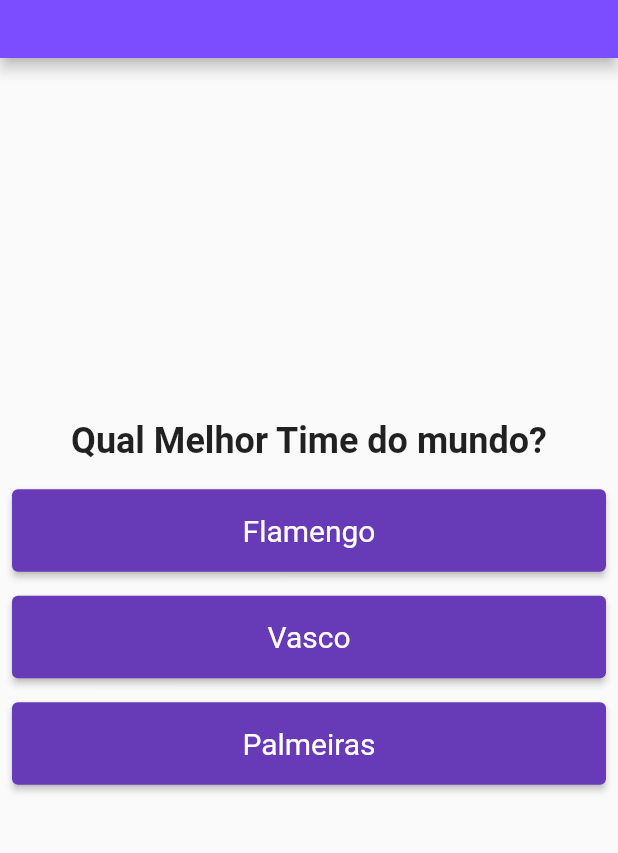
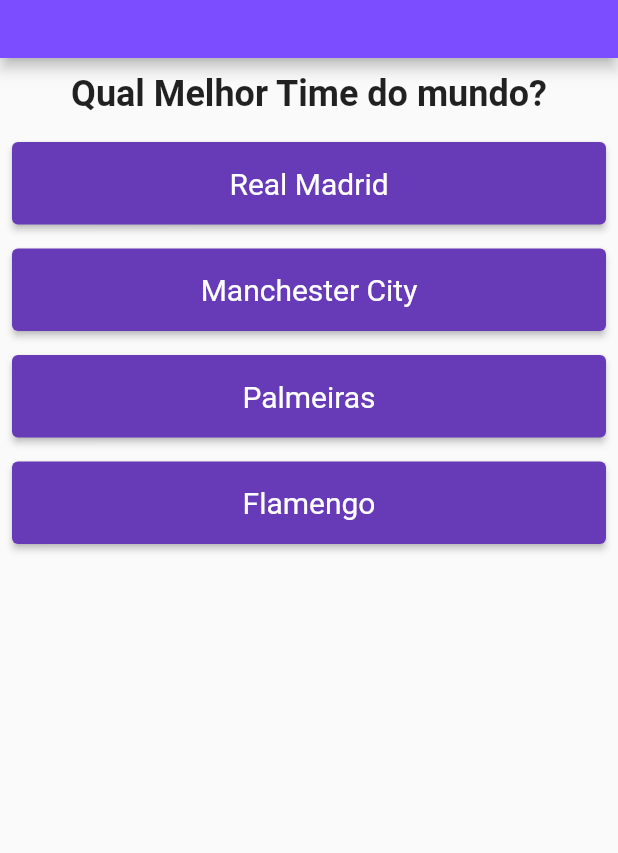
Before and after one commit to GuilhaoF/Quiz-Flutter, a Flutter app: the screen it shows after launch, on a phone screen of 412 x 824 dp, the part 92-945 px from its top. Run offline on Flutter 3.47's test engine with Material 2 defaults, Android fonts, the light colour scheme and no system bars.

Commit message:
final commit

```diff
--- a/lib/main.dart
+++ b/lib/main.dart
@@ -1,8 +1,7 @@
 import 'package:flutter/material.dart';
-import 'package:mbol/resposta.dart';
+import 'package:mbol/questionario.dart';
 
-//widgets
-import './questoes.dart';
+import 'resultado.dart';
 
 main() {
   runApp(const App());
@@ -17,34 +16,63 @@
 
 //class widget que usa os estados com widgets que atualizam o estado
 class _AppState extends State<App> {
-  final List<Map> _perguntas = const [
+  final _perguntas = const [
     {
       "texto": "Qual Melhor Time do mundo?",
-      "respostas": ["Flamengo", "Vasco", "Palmeiras"]
+      "respostas": [
+        {'texto': 'Real Madrid', 'nota': 10},
+        {'texto': 'Manchester City', 'nota': 8},
+        {'texto': 'Palmeiras', 'nota': 6},
+        {'texto': 'Flamengo', 'nota': 7}
+      ]
     },
     {
       "texto": "Qual melhor Goleiro ?",
-      "respostas": ["Eder", "Cassio", "Weverton"]
+      "respostas": [
+        {'texto': 'Weverton', 'nota': 0},
+        {'texto': 'Perri', 'nota': 7},
+        {'texto': 'Ederson', 'nota': 10},
+        {'texto': 'Matheus Cunha', 'nota': 8}
+      ]
     },
     {
       "texto": " Qual cor favorita?",
-      "respostas": ["Azul", "Preto", "Vermelho"]
+      "respostas": [
+        {'texto': 'Azul', 'nota': 0},
+        {'texto': 'Verde', 'nota': 10},
+        {'texto': 'Preto', 'nota': 6},
+        {'texto': 'Rosa', 'nota': 0}
+      ]
     },
     {
       "texto": " Qual campeao atual da libertadores?",
-      "respostas": ["BotaFogo", "Flamengo", "Corinthias"]
+      "respostas": [
+        {'texto': 'vasco', 'nota': 0},
+        {'texto': 'Flamenggo', 'nota': 10},
+        {'texto': 'Palmeiras', 'nota': 0},
+        {'texto': 'Criciuma', 'nota': 0}
+      ]
     }
   ];
 
   var _perguntaSelecionada = 0;
+  var _notaTotal = 0;
 
-  void _onPressed() {
+  void _onPressed(int nota) {
     //usando setState para monitorar a variavel mudando
     temPerguntaSelecionada
         ? setState(() {
             _perguntaSelecionada++;
+            _notaTotal += nota;
           })
         : null;
+  }
+
+  void _reiniciarQuestionario(){
+    setState(() {
+        _perguntaSelecionada = 0;
+        _notaTotal = 0;
+    });
   }
 
   bool get temPerguntaSelecionada {
@@ -53,10 +81,6 @@
 
   @override
   Widget build(BuildContext context) {
-    List<String> respostas = temPerguntaSelecionada
-        ? _perguntas[_perguntaSelecionada]['respostas']
-        : [];
-
     return MaterialApp(
       debugShowCheckedModeBanner: false,
       home: Scaffold(
@@ -66,23 +90,12 @@
           backgroundColor: Colors.deepPurpleAccent,
         ),
         body: temPerguntaSelecionada
-            ? Column(
-                mainAxisAlignment: MainAxisAlignment
-                    .center, // Alinha os elementos verticalmente ao centro
-                crossAxisAlignment: CrossAxisAlignment
-                    .center, // Alinha os elementos horizontalmente ao centro
-                children: <Widget>[
-                  Questoes(
-                      _perguntas[_perguntaSelecionada]['texto'].toString()),
-                  ...respostas.map((t) => Resposta(t, _onPressed)).toList()
-                ],
+            ? Questionario(
+                perguntas: _perguntas,
+                perguntaSelecionada: _perguntaSelecionada,
+                quandoResponder: _onPressed
               )
-            : const Center(
-                child: Text(
-                  'Parabens!',
-                  style: TextStyle(fontSize: 30),
-                ),
-              ),
+            :  Resultado(_notaTotal,_reiniciarQuestionario),
       ),
     );
   }
--- /dev/null
+++ b/lib/questionario.dart
@@ -0,0 +1,40 @@
+import 'package:flutter/material.dart';
+import 'package:mbol/questoes.dart';
+import 'package:mbol/resposta.dart';
+
+class Questionario extends StatelessWidget {
+
+  final List<Map<String,Object>> perguntas;
+  final int perguntaSelecionada;
+  final void Function(int) quandoResponder;
+
+
+  const Questionario({
+    required this.perguntas,
+    required this.perguntaSelecionada,
+    required this.quandoResponder,
+    super.key
+    });
+  //retorna booleando
+  bool get temPerguntaSelecionada {
+    return perguntaSelecionada < perguntas.length;
+  }
+
+  @override
+  Widget build(BuildContext context) {
+     List<Map<String,Object>> respostas = temPerguntaSelecionada
+        ? perguntas[perguntaSelecionada]['respostas'] as List<Map<String,Object>>
+        : [];
+
+    return Column(
+      children: [
+        Questoes(perguntas[perguntaSelecionada]['texto'] as String),
+        ...respostas.map((resp){
+          return Resposta(
+            resp['texto'].toString(),
+            () =>  quandoResponder(int.parse(resp['nota'].toString())));
+          }
+    )],
+    );
+  }
+}
```
Also changed, not shown: lib/resultado.dart (added, +50 -0 lines).
